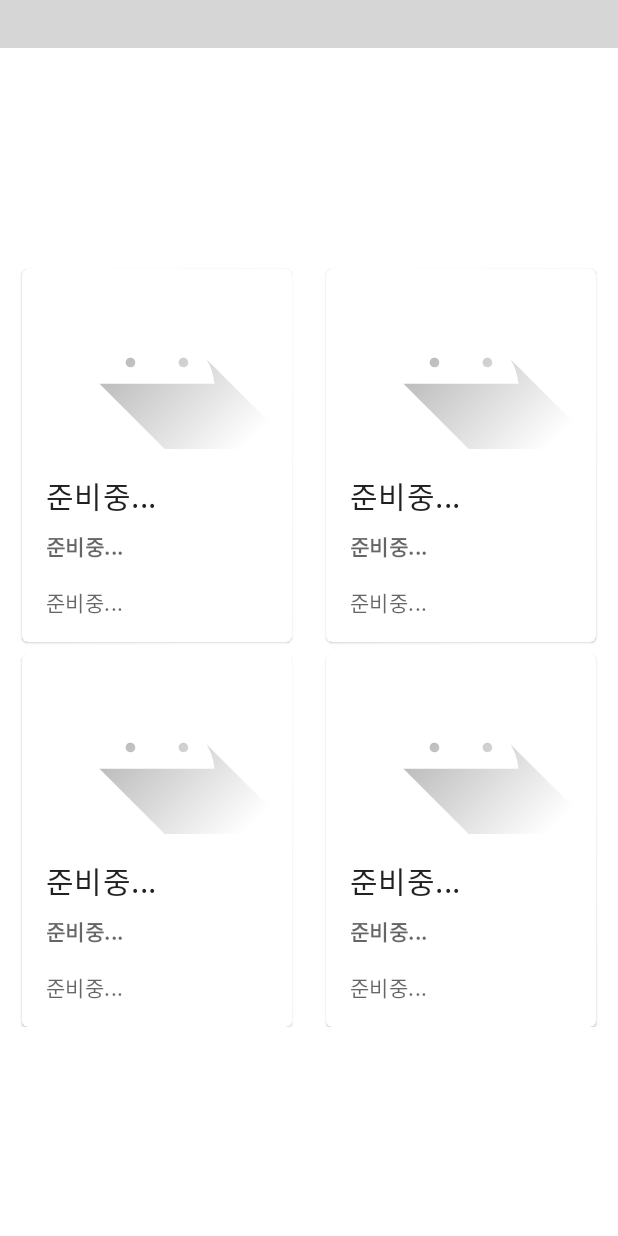
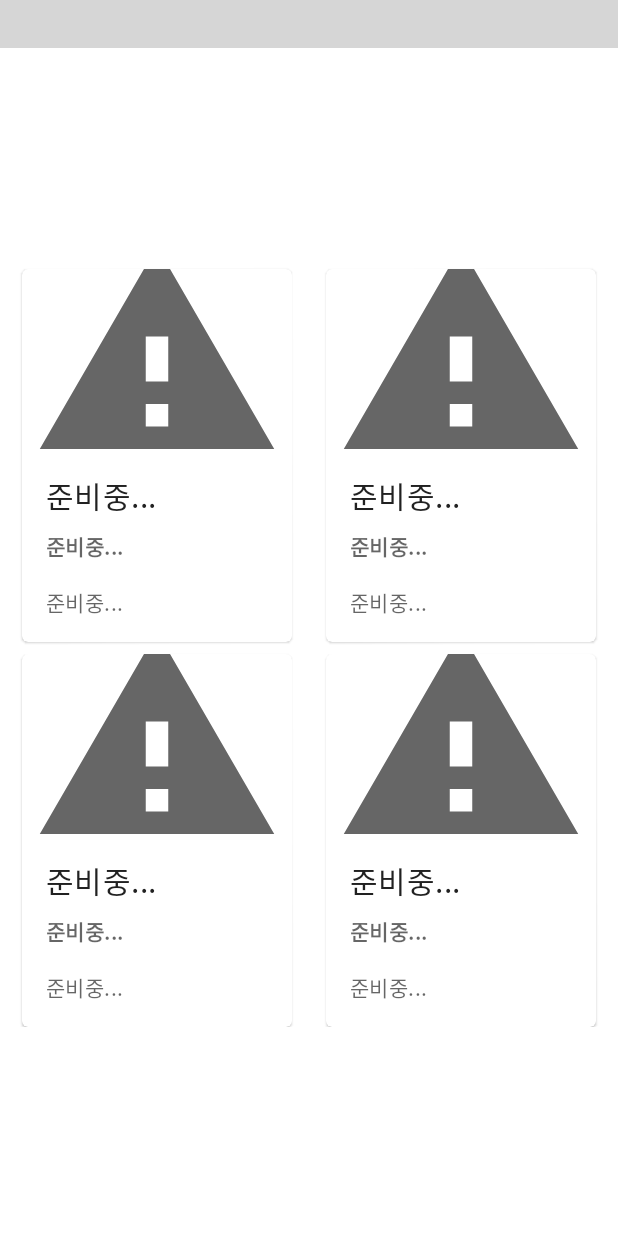
Before and after one commit to HanBI24/2022_1_Capston_Edge-Map, an Android app: the screen it shows after launch (BottomMenuActivity), after a tap on "준비중...", on a phone screen of 412 x 824 dp. Run offline under Robolectric (Android 15) with nearby library versions, the phone set to English and light mode, and no system bars; our stand-ins replace Dagger/Hilt's generated code, data binding; libraries missing offline, so code that uses them is left out: com.iammert.library, com.naver.maps; plain views replace MultiSearchView; pictures from the network do not load; 3 statements that could not run were skipped; grey boxes are pictures that could not be loaded.

Commit message:
Change foreground image to warning image

```diff
--- /dev/null
+++ b/app/src/main/res/drawable/ic_warning.xml
@@ -0,0 +1,10 @@
+<vector xmlns:android="http://schemas.android.com/apk/res/android"
+    android:width="24dp"
+    android:height="24dp"
+    android:viewportWidth="24"
+    android:viewportHeight="24"
+    android:tint="?attr/colorControlNormal">
+  <path
+      android:fillColor="@android:color/white"
+      android:pathData="M1,21h22L12,2 1,21zM13,18h-2v-2h2v2zM13,14h-2v-4h2v4z"/>
+</vector>
--- a/app/src/main/res/layout/fragment_bottom_sheet.xml
+++ b/app/src/main/res/layout/fragment_bottom_sheet.xml
@@ -27,7 +27,7 @@
                     android:id="@+id/iv_thumb"
                     android:layout_width="100dp"
                     android:layout_height="100dp"
-                    android:src="@drawable/ic_launcher_foreground" />
+                    android:src="@drawable/ic_warning" />
             </LinearLayout>
 
             <LinearLayout
--- a/app/src/main/res/layout/fragment_search.xml
+++ b/app/src/main/res/layout/fragment_search.xml
@@ -46,10 +46,11 @@
 
                 <!-- Media -->
                 <ImageView
+                    android:id="@+id/iv1"
                     android:layout_width="match_parent"
                     android:layout_height="120dp"
                     android:scaleType="centerCrop"
-                    app:srcCompat="@drawable/ic_launcher_foreground" />
+                    app:srcCompat="@drawable/ic_warning" />
 
                 <LinearLayout
                     android:layout_width="match_parent"
@@ -107,11 +108,13 @@
                 android:orientation="vertical">
 
                 <!-- Media -->
+
                 <ImageView
+                    android:id="@+id/iv2"
                     android:layout_width="match_parent"
                     android:layout_height="120dp"
                     android:scaleType="centerCrop"
-                    app:srcCompat="@drawable/ic_launcher_foreground" />
+                    app:srcCompat="@drawable/ic_warning" />
 
                 <LinearLayout
                     android:id="@+id/container2"
@@ -169,10 +172,11 @@
 
                 <!-- Media -->
                 <ImageView
+                    android:id="@+id/iv3"
                     android:layout_width="match_parent"
                     android:layout_height="120dp"
                     android:scaleType="centerCrop"
-                    app:srcCompat="@drawable/ic_launcher_foreground" />
+                    app:srcCompat="@drawable/ic_warning" />
 
                 <LinearLayout
                     android:layout_width="match_parent"
@@ -229,10 +233,11 @@
 
                 <!-- Media -->
                 <ImageView
+                    android:id="@+id/iv4"
                     android:layout_width="match_parent"
                     android:layout_height="120dp"
                     android:scaleType="centerCrop"
-                    app:srcCompat="@drawable/ic_launcher_foreground" />
+                    app:srcCompat="@drawable/ic_warning" />
 
                 <LinearLayout
                     android:layout_width="match_parent"
--- a/app/src/main/res/layout/fragment_search_bottom_sheet.xml
+++ b/app/src/main/res/layout/fragment_search_bottom_sheet.xml
@@ -27,7 +27,7 @@
                     android:id="@+id/iv_thumb"
                     android:layout_width="100dp"
                     android:layout_height="100dp"
-                    android:src="@drawable/ic_launcher_foreground" />
+                    android:src="@drawable/ic_warning" />
             </LinearLayout>
 
             <LinearLayout
```
Also changed, not shown: app/src/main/java/com/example/hotplenavigation/view/bottom_menu/search/SearchFragment.kt (+23 -0 lines), app/src/main/java/com/example/hotplenavigation/view/bottom_menu/search/bottom_sheet/SearchBottomSheetFragment.kt (+12 -0 lines).
